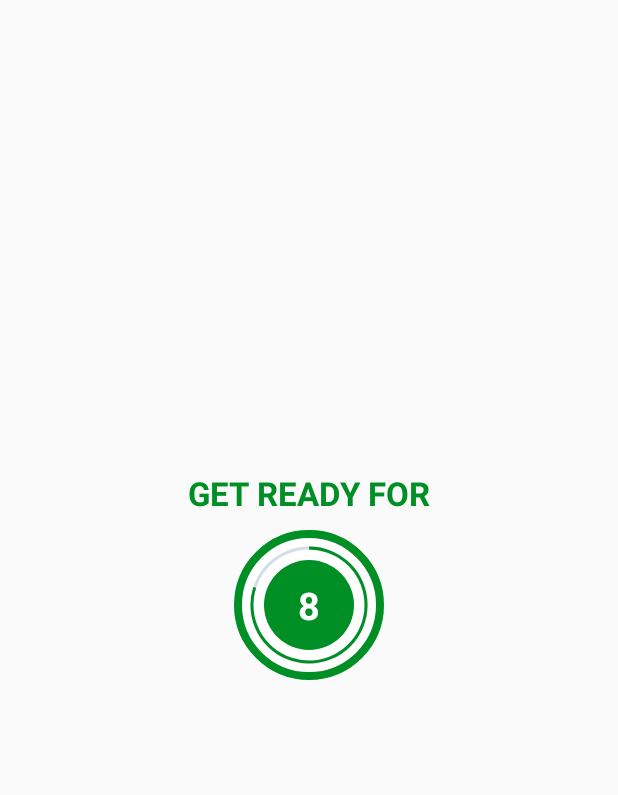
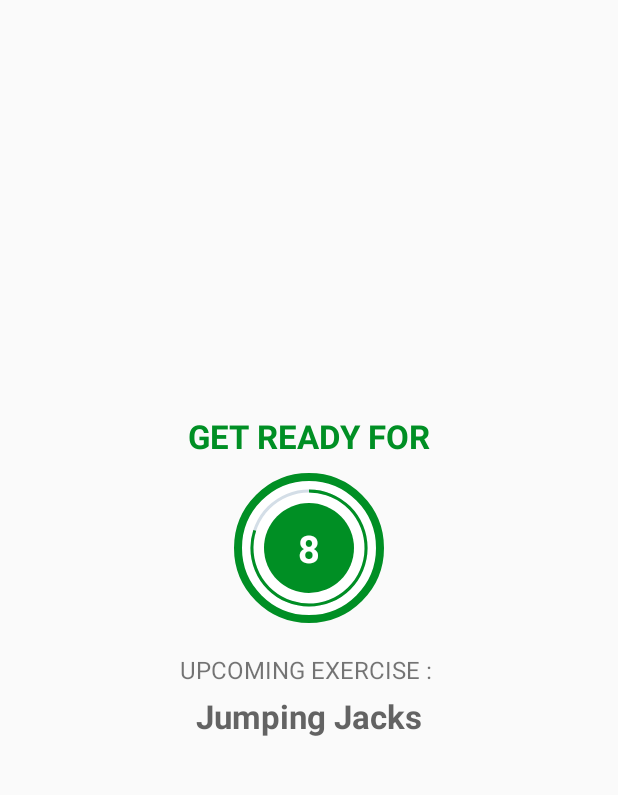
Before and after one commit to Liubomyr17/7MinutesWorkout, an Android app: the ExerciseActivity screen opened directly, with no data from a screen before it, on a phone screen of 412 x 824 dp, the part 84-879 px from its top. Run offline under Robolectric (Android 15) with nearby library versions, the phone set to English and light mode, and no system bars.

Commit message:
Adding The Upcoming Exercise Text To The RestView

```diff
--- a/app/src/main/java/com/sevenminuteworkout/ExerciseActivity.kt
+++ b/app/src/main/java/com/sevenminuteworkout/ExerciseActivity.kt
@@ -34,9 +34,10 @@
         toolbar_exercise_activity.setNavigationOnClickListener {
             onBackPressed()
         }
-        setupRestView()
 
         exerciseList = Constants.defaultExerciseList()
+
+        setupRestView()
     }
 
     override fun onDestroy() {
@@ -69,6 +70,7 @@
             restTimer!!.cancel()
             restProgress = 0
         }
+        tvUpcomingExerciseName.text = exerciseList!![currentExercisePosition + 1].getName()
         setRestProgressBar()
     }
     private fun setExerciseProgressBar() {
--- a/app/src/main/res/layout/activity_exercise.xml
+++ b/app/src/main/res/layout/activity_exercise.xml
@@ -71,6 +71,25 @@
                     tools:text="10" />
             </LinearLayout>
         </FrameLayout>
+
+        <TextView
+            android:layout_width="wrap_content"
+            android:layout_height="wrap_content"
+            android:layout_marginTop="20dp"
+            android:text="UPCOMING EXERCISE : "
+            android:textSize="16sp"
+            />
+
+        <TextView
+            android:id="@+id/tvUpcomingExerciseName"
+            android:layout_width="wrap_content"
+            android:layout_height="wrap_content"
+            android:layout_marginTop="5dp"
+            android:textColor="@color/colorPrimary"
+            android:textSize="22sp"
+            android:textStyle="bold"
+            android:text="Exercise Name" />
+
     </LinearLayout>
 
     <LinearLayout
```
Also changed, not shown: 48 other files.
